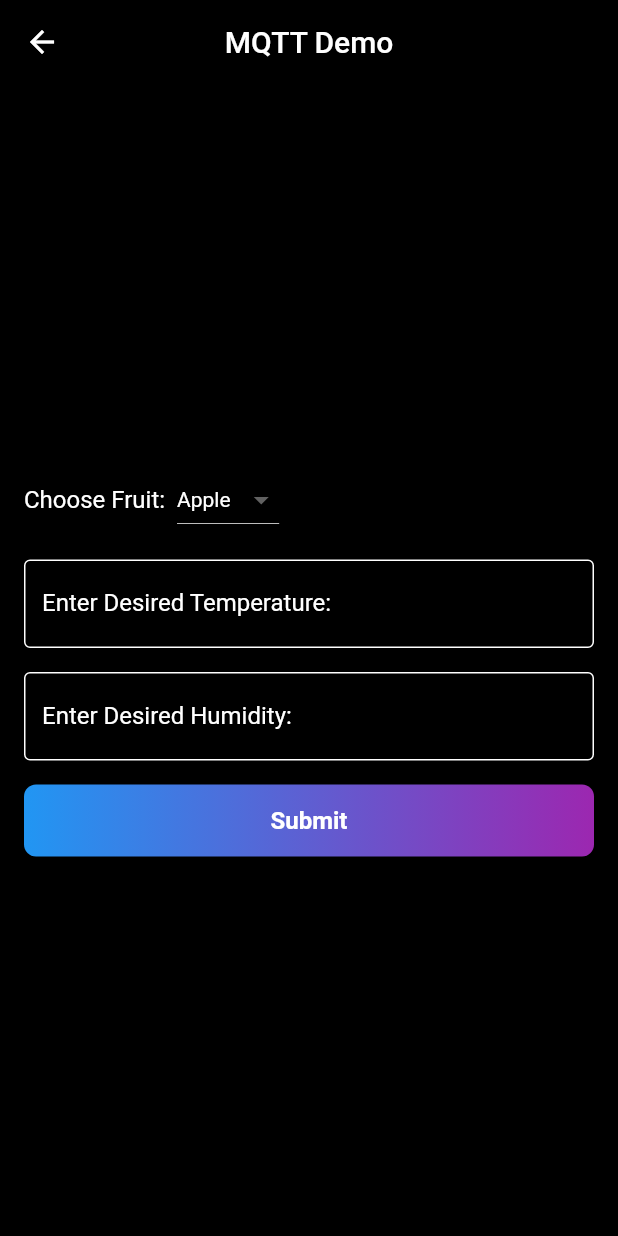
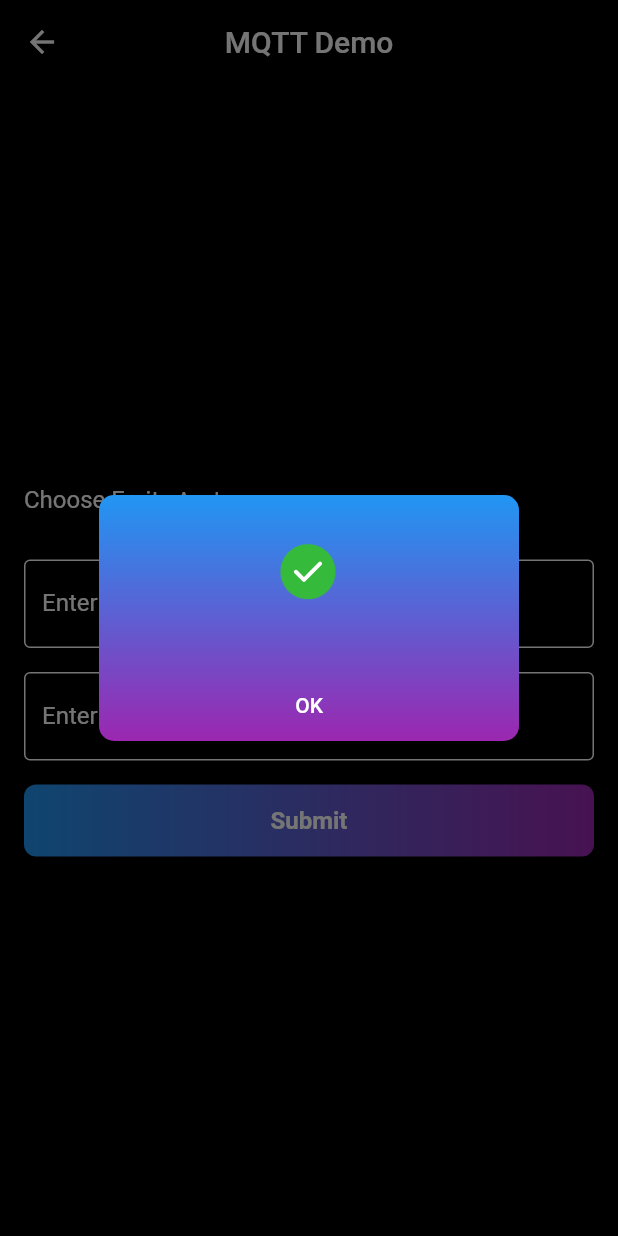
Before and after one commit to Churanta/Flutter-Ble-and-MQTT, a Flutter app: the MQTTPage screen opened directly, after a tap on "Submit", on a phone screen of 412 x 824 dp. Run offline on Flutter 3.47's test engine with Material 2 defaults, Android fonts, the phone set to English and light mode, and no system bars; our stand-ins replace flutter_blue, flutter_spinbox, fluttertoast, lottie, pinput, shared_preferences; missing offline and left inert: mqtt_client; accounts and stored records are empty.

Commit message:
6.10 commit

```diff
--- a/lib/MQTTPage.dart
+++ b/lib/MQTTPage.dart
@@ -1,5 +1,6 @@
 import 'package:flutter/material.dart';
 import 'package:mqtt_client/mqtt_client.dart' as mqtt;
+import 'package:lottie/lottie.dart';
 
 class MQTTPage extends StatefulWidget {
   @override
@@ -52,15 +53,64 @@ class _MQTTPageState extends State<MQTTPage> {
     client?.publishMessage(topic, mqtt.MqttQos.exactlyOnce, builder.payload!);
   }
 
+  void _showPopup(BuildContext context) {
+    showDialog(
+      context: context,
+      builder: (BuildContext context) {
+        return Dialog(
+          backgroundColor: Colors.transparent,
+          elevation: 0,
+          child: Container(
+            decoration: BoxDecoration(
+              borderRadius: BorderRadius.circular(10.0),
+              gradient: LinearGradient(
+                colors: [Colors.blue, Colors.purple],
+                begin: Alignment.topCenter,
+                end: Alignment.bottomCenter,
+              ),
+            ),
+            child: Column(
+              mainAxisSize: MainAxisSize.min,
+              children: [
+                Lottie.asset(
+                  'assets/tick.json',
+                  width: 100,
+                  height: 100,
+                ),
+                const SizedBox(height: 16.0),
+                ElevatedButton(
+                  onPressed: () {
+                    Navigator.pop(context);
+                  },
+                  child: const Text('OK'),
+                  style: ElevatedButton.styleFrom(
+                    primary: Colors.transparent,
+                    shadowColor: Colors.transparent,
+                    shape: RoundedRectangleBorder(
+                      borderRadius: BorderRadius.only(
+                        bottomLeft: Radius.circular(10.0),
+                        bottomRight: Radius.circular(10.0),
+                      ),
+                    ),
+                  ),
+                ),
+              ],
+            ),
+          ),
+        );
+      },
+    );
+  }
+
   @override
   Widget build(BuildContext context) {
     return Scaffold(
       appBar: AppBar(
-        title: Text('MQTT Demo'),
+        title: const Text('MQTT Demo'),
         backgroundColor: Colors.black,
         centerTitle: true,
         leading: IconButton(
-          icon: Icon(Icons.arrow_back),
+          icon: const Icon(Icons.arrow_back),
           onPressed: () {
             Navigator.pop(context);
           },
@@ -75,7 +125,7 @@ class _MQTTPageState extends State<MQTTPage> {
             children: <Widget>[
               Row(
                 children: [
-                  Text(
+                  const Text(
                     'Choose Fruit:',
                     style: TextStyle(
                       color: Colors.white,
@@ -100,20 +150,20 @@ class _MQTTPageState extends State<MQTTPage> {
                         value: value,
                         child: Text(
                           value,
-                          style: TextStyle(
+                          style: const TextStyle(
                             color: Colors.white,
                           ),
                         ),
                       );
                     }).toList(),
-                    style: TextStyle(
+                    style: const TextStyle(
                       color: Colors.white,
                     ),
                     dropdownColor: Colors.black,
                   ),
                 ],
               ),
-              SizedBox(height: 16.0),
+              const SizedBox(height: 16.0),
               TextField(
                 controller: _temperatureController,
                 style: TextStyle(color: Colors.white),
@@ -128,7 +178,7 @@ class _MQTTPageState extends State<MQTTPage> {
                   ),
                 ),
               ),
-              SizedBox(height: 16.0),
+              const SizedBox(height: 16.0),
               TextField(
                 controller: _humidityController,
                 style: TextStyle(color: Colors.white),
@@ -143,7 +193,7 @@ class _MQTTPageState extends State<MQTTPage> {
                   ),
                 ),
               ),
-              SizedBox(height: 16.0),
+              const SizedBox(height: 16.0),
               GestureDetector(
                 onTap: () {
                   String temperature = _temperatureController.text;
@@ -151,6 +201,7 @@ class _MQTTPageState extends State<MQTTPage> {
                   String message =
                       'Fruit: $selectedFruit, Temperature: $temperature, Humidity: $humidity';
                   _publishMessage('topic', message);
+                  _showPopup(context);
                 },
                 child: Container(
                   height: 48.0,
--- a/pubspec.yaml
+++ b/pubspec.yaml
@@ -47,6 +47,7 @@ dependencies:
   flutter_blue: ^0.8.0
   lottie: ^2.4.0
   flutter_bluetooth_serial: ^0.4.0
+  flutter_dialogs: ^3.0.0
 
 dev_dependencies:
   flutter_test:
@@ -79,6 +80,7 @@ flutter:
     - assets/p3.png
     - assets/gif/splash.gif
     - assets/splash_animation.json
+    - assets/tick.json
 
   # An image asset can refer to one or more resolution-specific "variants", see
   # https://flutter.dev/assets-and-images/#resolution-aware
```
Also changed, not shown: assets/tick.json (added, +1 -0 lines), pubspec.lock.
